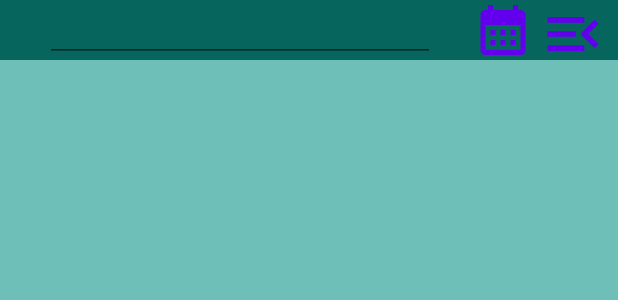
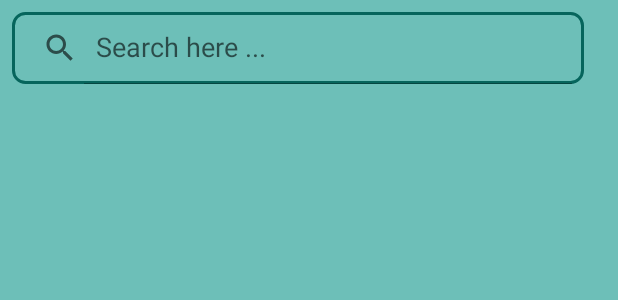
Before and after one commit to Chonn18/PBL5_Face-Recognition, an Android app: the layout fragment_history1.xml on its own in the app's theme, with its tools: preview values and no code run, on a phone screen of 412 x 824 dp. Shown: the top 300 px of the screen. Run offline under Robolectric (Android 15) with nearby library versions, the phone set to English and light mode, and no system bars; Roboto replaces fonts that are not available here.

Commit message:
done search

```diff
--- a/app/build.gradle
+++ b/app/build.gradle
@@ -10,7 +10,7 @@ android {
     defaultConfig {
         applicationId "com.project.pbl5_mobile"
         minSdk 21
-        targetSdk 32
+        targetSdk 33
         versionCode 1
         versionName "1.0"
 
--- /dev/null
+++ b/app/src/main/res/drawable/search.xml
@@ -0,0 +1,5 @@
+<vector android:height="24dp" android:tint="#292F44"
+    android:viewportHeight="24" android:viewportWidth="24"
+    android:width="24dp" xmlns:android="http://schemas.android.com/apk/res/android">
+    <path android:fillColor="@android:color/white" android:pathData="M15.5,14h-0.79l-0.28,-0.27C15.41,12.59 16,11.11 16,9.5 16,5.91 13.09,3 9.5,3S3,5.91 3,9.5 5.91,16 9.5,16c1.61,0 3.09,-0.59 4.23,-1.57l0.27,0.28v0.79l5,4.99L20.49,19l-4.99,-5zM9.5,14C7.01,14 5,11.99 5,9.5S7.01,5 9.5,5 14,7.01 14,9.5 11.99,14 9.5,14z"/>
+</vector>
--- /dev/null
+++ b/app/src/main/res/drawable/search_view_bg.xml
@@ -0,0 +1,7 @@
+<?xml version="1.0" encoding="utf-8"?>
+<shape xmlns:android="http://schemas.android.com/apk/res/android">
+
+    <corners android:radius="8dp"/>
+    <stroke android:color="@color/bar"
+        android:width="2dp"/>
+</shape>
--- a/app/src/main/res/layout/fragment_history1.xml
+++ b/app/src/main/res/layout/fragment_history1.xml
@@ -10,45 +10,55 @@
         android:background="@color/bgr"
         tools:context=".View.History1Fragment">
 
-        <LinearLayout
-            android:layout_width="match_parent"
-            android:layout_height="40dp"
-            android:orientation="horizontal"
-            android:background="@color/bar">
+        <androidx.appcompat.widget.SearchView
+            android:id="@+id/search"
+            android:layout_width="381dp"
+            android:layout_height="wrap_content"
+            android:layout_margin="8dp"
+            app:queryHint="Search here ..."
+            android:background="@drawable/search_view_bg"
+            app:iconifiedByDefault="false"
+            ></androidx.appcompat.widget.SearchView>
 
-            <EditText
-                android:id="@+id/edit_search"
-                android:layout_width="260dp"
-                android:layout_height="40dp"
-                android:layout_marginLeft="30dp"
-                android:layout_marginRight="25dp"
-                android:layout_marginTop="0dp"
-                android:paddingLeft="20dp"
-                android:textSize="15dp"
-                android:gravity="center"
-                android:textColor="@color/white"
-                android:textColorHint="@color/white" />
-            <Button
-                android:id="@+id/btn_Calendar"
-                android:layout_width="40dp"
-                android:layout_height="match_parent"
-                android:background="@drawable/ic_baseline_calendar_month_24">
+<!--        <LinearLayout-->
+<!--            android:layout_width="match_parent"-->
+<!--            android:layout_height="40dp"-->
+<!--            android:orientation="horizontal"-->
+<!--            android:background="@color/bar">-->
 
-            </Button>
-            <Button
-                android:id="@+id/btn_search"
-                android:layout_width="45dp"
-                android:layout_height="45dp"
-                android:layout_marginBottom="2dp"
-                android:layout_marginLeft="4dp"
-                android:background="@drawable/ic_baseline_menu_open_24"
-                android:onClick="showPopup"
-                ></Button>
+<!--            <EditText-->
+<!--                android:id="@+id/edit_search"-->
+<!--                android:layout_width="260dp"-->
+<!--                android:layout_height="40dp"-->
+<!--                android:layout_marginLeft="30dp"-->
+<!--                android:layout_marginRight="25dp"-->
+<!--                android:layout_marginTop="0dp"-->
+<!--                android:paddingLeft="20dp"-->
+<!--                android:textSize="15dp"-->
+<!--                android:gravity="center"-->
+<!--                android:textColor="@color/white"-->
+<!--                android:textColorHint="@color/white" />-->
+<!--            <Button-->
+<!--                android:id="@+id/btn_Calendar"-->
+<!--                android:layout_width="40dp"-->
+<!--                android:layout_height="match_parent"-->
+<!--                android:background="@drawable/ic_baseline_calendar_month_24">-->
+
+<!--            </Button>-->
+<!--            <Button-->
+<!--                android:id="@+id/btn_search"-->
+<!--                android:layout_width="45dp"-->
+<!--                android:layout_height="45dp"-->
+<!--                android:layout_marginBottom="2dp"-->
+<!--                android:layout_marginLeft="4dp"-->
+<!--                android:background="@drawable/search"-->
+<!--                android:onClick="showPopup"-->
+<!--                ></Button>-->
 
 
 
 
-        </LinearLayout>
+<!--        </LinearLayout>-->
 
 
 
@@ -56,7 +66,7 @@
             android:id="@+id/rv_history"
             android:layout_width="match_parent"
             android:layout_height="match_parent"
-            android:layout_marginTop="40dp"
+            android:layout_marginTop="20dp"
             android:background="@color/bgr"
             tools:layout_editor_absoluteX="0dp"
             tools:layout_editor_absoluteY="82dp"></androidx.recyclerview.widget.RecyclerView>
--- a/app/src/main/res/layout/fragment_start.xml
+++ b/app/src/main/res/layout/fragment_start.xml
@@ -67,7 +67,7 @@
 
         <LinearLayout
             android:layout_width="match_parent"
-            android:layout_height="0dp"
+            android:layout_height="30dp"
             android:gravity="center"
             android:layout_weight="1"
             android:layout_marginTop="50dp"
--- a/app/src/main/res/values/strings.xml
+++ b/app/src/main/res/values/strings.xml
@@ -1,5 +1,5 @@
 <resources>
-    <string name="app_name">MyPBL5DHBK</string>
+    <string name="app_name"> MyPBL5</string>
     <string name="title_activity_login">LoginActivity</string>
     <string name="prompt_email">Email</string>
     <string name="prompt_password">Password</string>
--- a/app/src/main/res/values/themes.xml
+++ b/app/src/main/res/values/themes.xml
@@ -2,7 +2,7 @@
     <!-- Base application theme. -->
     <style name="Theme.PBL5_Mobile" parent="Theme.MaterialComponents.DayNight.DarkActionBar">
         <!-- Primary brand color. -->
-        <item name="colorPrimary">@color/purple_500</item>
+        <item name="colorPrimary">@color/bar</item>
         <item name="colorPrimaryVariant">@color/purple_700</item>
         <item name="colorOnPrimary">@color/white</item>
         <!-- Secondary brand color. -->
```
Also changed, not shown: app/src/main/java/com/project/pbl5_mobile/Model/Entity/User.java (+7 -0 lines), app/src/main/java/com/project/pbl5_mobile/View/ClassFragment.java (+37 -12 lines), app/src/main/java/com/project/pbl5_mobile/View/History1Fragment.java (+41 -0 lines), app/src/main/java/com/project/pbl5_mobile/ViewModel/HistoryAdapter.java (+10 -3 lines), app/src/main/java/com/project/pbl5_mobile/ViewModel/StudentAdapter.java (+8 -0 lines), app/src/main/res/layout/fragment_class.xml (+9 -0 lines).
